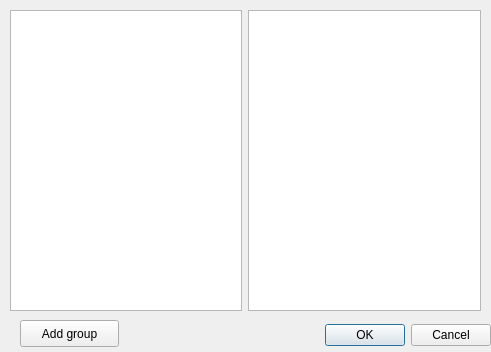
The window that group_dialog.ui (blumix/scheduler) describes before a commit, drawn with Qt 5.
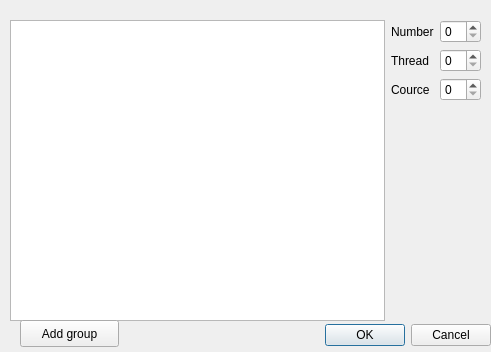
The same window after the commit.

Commit message: group dialog

```diff
--- a/group_dialog.ui
+++ b/group_dialog.ui
@@ -33,7 +33,7 @@
    <property name="geometry">
     <rect>
      <x>10</x>
-     <y>10</y>
+     <y>20</y>
      <width>471</width>
      <height>301</height>
     </rect>
@@ -43,7 +43,45 @@
      <widget class="QTreeView" name="treeView"/>
     </item>
     <item>
-     <widget class="QTableWidget" name="tableWidget"/>
+     <layout class="QFormLayout" name="formLayout">
+      <item row="0" column="0">
+       <widget class="QLabel" name="label_2">
+        <property name="text">
+         <string>Number</string>
+        </property>
+       </widget>
+      </item>
+      <item row="1" column="1">
+       <widget class="QSpinBox" name="tread"/>
+      </item>
+      <item row="1" column="0">
+       <widget class="QLabel" name="label">
+        <property name="text">
+         <string>Thread</string>
+        </property>
+       </widget>
+      </item>
+      <item row="2" column="1">
+       <widget class="QSpinBox" name="cource">
+        <property name="whatsThis">
+         <string/>
+        </property>
+        <property name="accessibleName">
+         <string/>
+        </property>
+       </widget>
+      </item>
+      <item row="2" column="0">
+       <widget class="QLabel" name="label_3">
+        <property name="text">
+         <string>Cource</string>
+        </property>
+       </widget>
+      </item>
+      <item row="0" column="1">
+       <widget class="QSpinBox" name="number"/>
+      </item>
+     </layout>
     </item>
    </layout>
   </widget>
```
Left out of the diff: 4 changed lines with no effect on the pictures. The commit also changes 7 other files.
